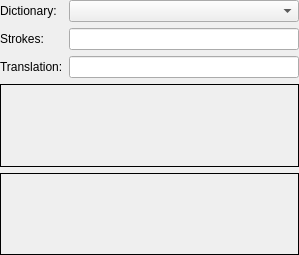
Above: plover/gui_qt/add_translation_widget.ui from openstenoproject/plover before the change. Below: the same form after it.
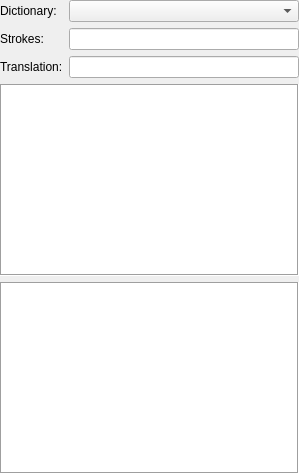
That is the form after the change.

Commit message: gui_qt/add_translation: improve accessibility

Patch:
```diff
--- a/plover/gui_qt/add_translation_widget.ui
+++ b/plover/gui_qt/add_translation_widget.ui
@@ -94,7 +94,7 @@
     </layout>
    </item>
    <item>
-    <widget class="QLabel" name="strokes_info">
+    <widget class="QTextEdit" name="strokes_info">
      <property name="sizePolicy">
       <sizepolicy hsizetype="MinimumExpanding" vsizetype="MinimumExpanding">
        <horstretch>0</horstretch>
@@ -104,19 +104,16 @@
      <property name="frameShape">
       <enum>QFrame::Box</enum>
      </property>
-     <property name="text">
-      <string/>
-     </property>
-     <property name="wordWrap">
-      <bool>true</bool>
-     </property>
      <property name="textInteractionFlags">
       <set>Qt::LinksAccessibleByMouse|Qt::TextSelectableByMouse</set>
      </property>
+     <property name="text" stdset="0">
+      <string/>
+     </property>
     </widget>
    </item>
    <item>
-    <widget class="QLabel" name="translation_info">
+    <widget class="QTextEdit" name="translation_info">
      <property name="sizePolicy">
       <sizepolicy hsizetype="MinimumExpanding" vsizetype="MinimumExpanding">
        <horstretch>0</horstretch>
@@ -126,15 +123,12 @@
      <property name="frameShape">
       <enum>QFrame::Box</enum>
      </property>
-     <property name="text">
-      <string/>
-     </property>
-     <property name="wordWrap">
-      <bool>true</bool>
-     </property>
      <property name="textInteractionFlags">
       <set>Qt::LinksAccessibleByMouse|Qt::TextSelectableByMouse</set>
      </property>
+     <property name="text" stdset="0">
+      <string/>
+     </property>
     </widget>
    </item>
   </layout>
```
Left out of the diff: 46 changed lines with no effect on the pictures.
